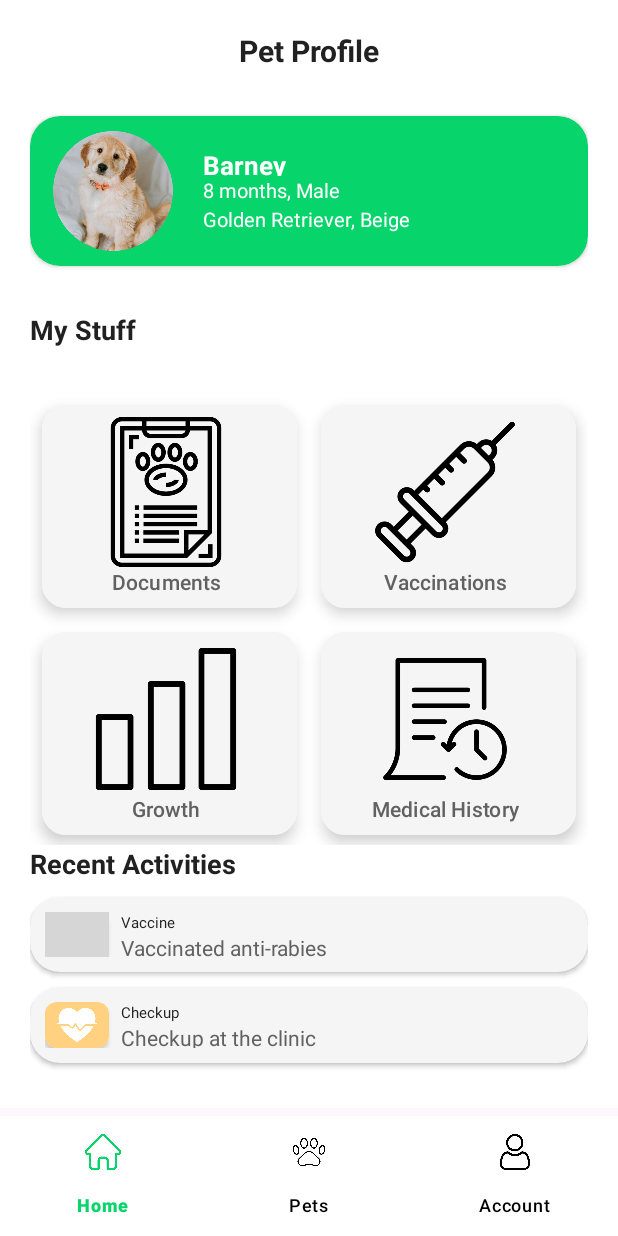
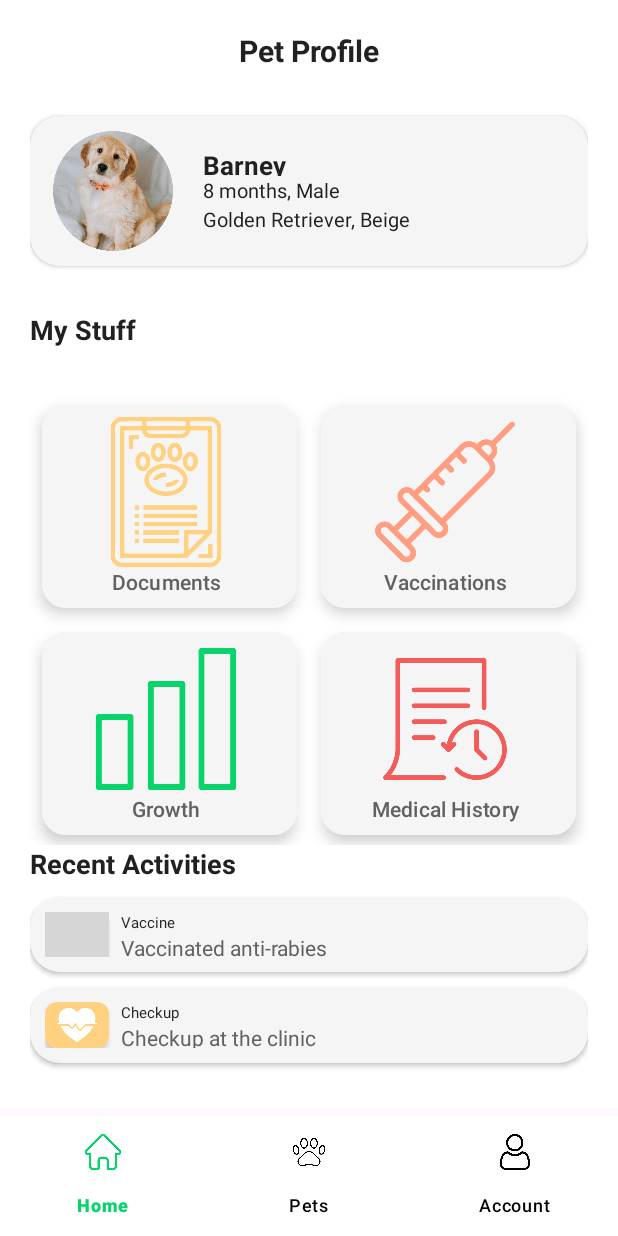
Before and after one commit to kurtsanor/PetTrackr, an Android app: the fragment PetProfileFragment placed in its activity, on a phone screen of 412 x 824 dp. Run offline under Robolectric (Android 15) with nearby library versions, the phone set to English and light mode, and no system bars; libraries missing offline, so code that uses them is left out: com.github.mikephil.charting; 4 statements that could not run were skipped; grey boxes are pictures that could not be loaded.

Commit message:
ui: change color schemes

```diff
--- a/app/src/main/res/layout/fragment_account.xml
+++ b/app/src/main/res/layout/fragment_account.xml
@@ -30,7 +30,7 @@
             android:layout_height="0dp"
             android:layout_weight="1.1"
             app:cardCornerRadius="20dp"
-            app:cardBackgroundColor="#08d46c"
+            app:cardBackgroundColor="#F5F5F5"
             android:layout_marginBottom="20dp">
             <LinearLayout
                 android:layout_width="match_parent"
@@ -54,13 +54,13 @@
                         android:text="John Michael Doe"
                         android:textSize="18sp"
                         android:textStyle="bold"
-                        android:textColor="@color/white"/>
+                        android:textColor="#212121"/>
                     <TextView
                         android:layout_width="match_parent"
                         android:layout_height="wrap_content"
                         android:text="Pet Owner"
                         android:textSize="13sp"
-                        android:textColor="@color/white"
+                        android:textColor="#616161"
                         />
                 </LinearLayout>
             </LinearLayout>
--- a/app/src/main/res/layout/fragment_pet_profile.xml
+++ b/app/src/main/res/layout/fragment_pet_profile.xml
@@ -30,7 +30,7 @@
             android:layout_height="0dp"
             android:layout_weight="2"
             app:cardCornerRadius="20dp"
-            app:cardBackgroundColor="#08d46c">
+            app:cardBackgroundColor="#F5F5F5">
             <LinearLayout
                 android:layout_width="match_parent"
                 android:layout_height="match_parent"
@@ -53,14 +53,14 @@
                         android:text="Barney"
                         android:textStyle="bold"
                         android:textSize="17sp"
-                        android:textColor="@color/white"/>
+                        android:textColor="#212121"/>
                     <TextView
                         android:layout_width="match_parent"
                         android:layout_height="0dp"
                         android:layout_weight="1"
                         android:text="8 months, Male"
                         android:textSize="13sp"
-                        android:textColor="@color/white"
+                        android:textColor="#212121"
                         />
                     <TextView
                         android:layout_width="match_parent"
@@ -68,7 +68,7 @@
                         android:layout_weight="1"
                         android:text="Golden Retriever, Beige"
                         android:textSize="13sp"
-                        android:textColor="@color/white"/>
+                        android:textColor="#212121"/>
                 </LinearLayout>
             </LinearLayout>
         </androidx.cardview.widget.CardView>
@@ -107,7 +107,7 @@
                 app:iconGravity="top"
                 app:iconPadding="0dp"
                 app:iconSize="100dp"
-                app:iconTint="@null"
+                app:iconTint="#FFD180"
                 app:layout_columnWeight="1"
                 app:strokeColor="#C3C3C3" />
             <Button
@@ -126,7 +126,7 @@
                 app:iconGravity="top"
                 app:iconPadding="0dp"
                 app:iconSize="100dp"
-                app:iconTint="@null"
+                app:iconTint="#FF9E80"
                 app:layout_columnWeight="1"
                 app:strokeColor="#C3C3C3" />
             <Button
@@ -145,7 +145,7 @@
                 app:iconGravity="top"
                 app:iconPadding="0dp"
                 app:iconSize="100dp"
-                app:iconTint="@null"
+                app:iconTint="#08d46c"
                 app:layout_columnWeight="1"
                 app:strokeColor="#C3C3C3" />
             <Button
@@ -164,7 +164,7 @@
                 app:iconGravity="top"
                 app:iconPadding="0dp"
                 app:iconSize="100dp"
-                app:iconTint="@null"
+                app:iconTint="#f45b5b"
                 app:layout_columnWeight="1"
                 app:strokeColor="#C3C3C3" />
         </androidx.gridlayout.widget.GridLayout>
```
